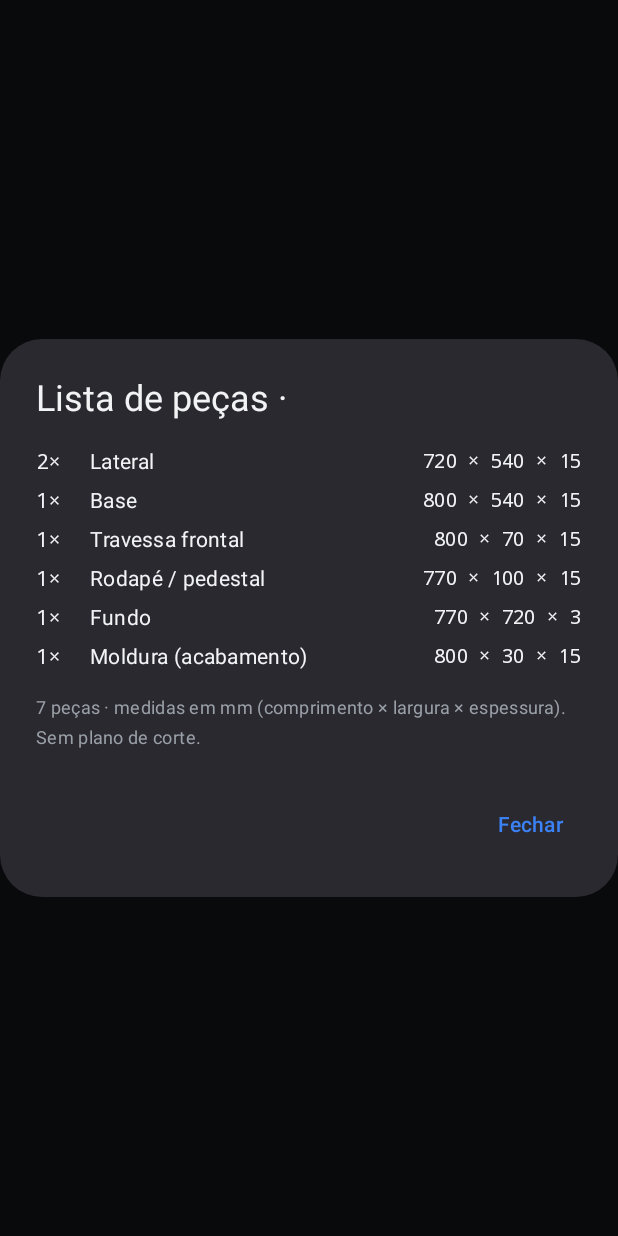
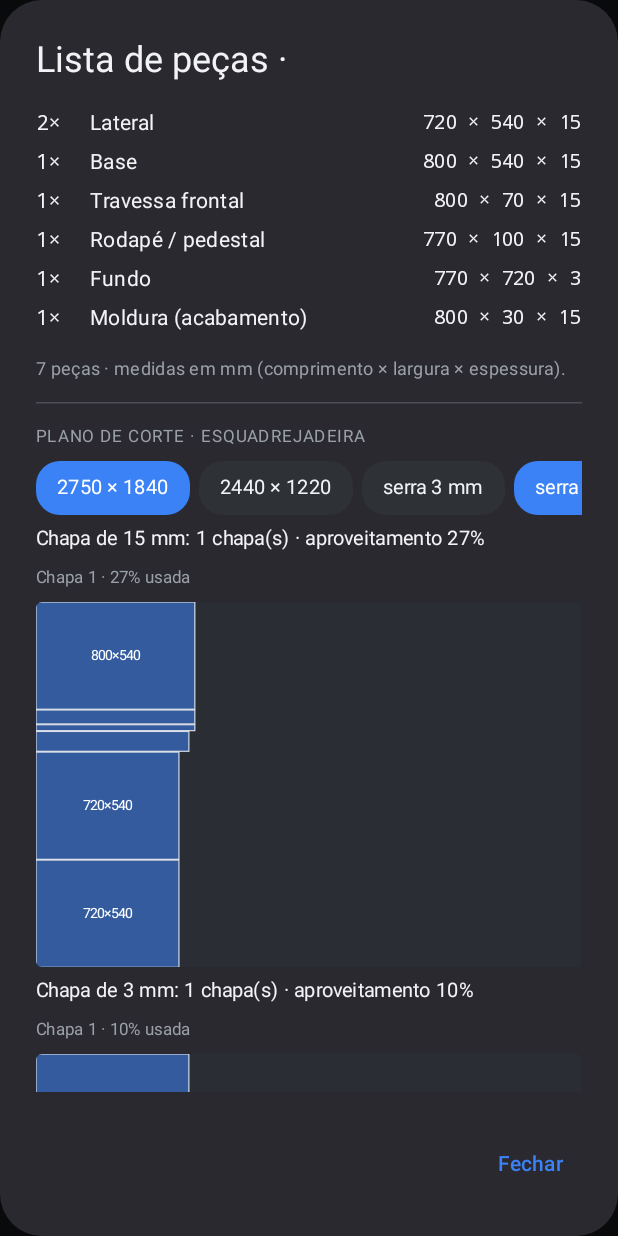
Before and after one commit to adautoaraujo414-pixel/Arqueiro-measure, an Android app built with Jetpack Compose: the composable CutListDialog called with empty values, on a phone screen of 412 x 824 dp. Run offline under Robolectric (Android 15) with nearby library versions, the phone set to English and light mode, and no system bars.

Commit message:
Plano de corte (esquadrejadeira, guilhotina) abaixo da lista de peças + compartilhar
Co-Authored-By: Claude Sonnet 5.5 <noreply@anthropic.com>
Claude-Session: https://claude.ai/code/session_01Noa3ayf9Ywp9ULBsZnRF2b

```diff
--- /dev/null
+++ b/app/src/main/java/br/com/arque/measure/logic/CutOptimizer.kt
@@ -0,0 +1,108 @@
+package br.com.arque.measure.logic
+
+import kotlin.math.max
+
+/**
+ * Plano de corte para esquadrejadeira: só cortes retos que atravessam o retângulo inteiro (guilhotina),
+ * descontando a espessura da serra. Sem CNC, sem furação. Lógica pura (JVM), medidas em mm.
+ */
+object CutOptimizer {
+    data class Piece(val label: String, val w: Double, val h: Double)
+
+    data class Placed(val label: String, val x: Double, val y: Double, val w: Double, val h: Double, val rotated: Boolean)
+
+    /** Um corte da serra: [vertical] = linha vertical na vista da chapa, [pos] a partir da origem do retângulo cortado. */
+    data class Cut(val step: Int, val vertical: Boolean, val pos: Double, val rectW: Double, val rectH: Double)
+
+    class Sheet(val w: Double, val h: Double) {
+        val placed = ArrayList<Placed>()
+        val cuts = ArrayList<Cut>()
+        internal val free = ArrayList<R>()
+        init { free += R(0.0, 0.0, w, h) }
+        val usedArea: Double get() = placed.sumOf { it.w * it.h }
+        val usage: Double get() = if (w * h <= 0.0) 0.0 else usedArea / (w * h)
+    }
+
+    internal data class R(val x: Double, val y: Double, val w: Double, val h: Double) {
+        val area get() = w * h
+    }
+
+    data class Result(val sheets: List<Sheet>, val tooBig: List<Piece>)
+
+    /**
+     * [pieces] já expandidas (uma entrada por peça). [kerf] = espessura da serra.
+     * [rotate] permite girar 90° (desligue se o veio da chapa importa).
+     */
+    fun run(pieces: List<Piece>, sheetW: Double, sheetH: Double, kerf: Double, rotate: Boolean): Result {
+        val sheets = ArrayList<Sheet>()
+        val tooBig = ArrayList<Piece>()
+        val sorted = pieces.filter { it.w > 0.0 && it.h > 0.0 }
+            .sortedWith(compareByDescending<Piece> { max(it.w, it.h) }.thenByDescending { it.w * it.h })
+        for (p in sorted) {
+            val fitsSheet = (p.w <= sheetW && p.h <= sheetH) || (rotate && p.h <= sheetW && p.w <= sheetH)
+            if (!fitsSheet) { tooBig += p; continue }
+            var best: Triple<Sheet, Int, Boolean>? = null
+            var bestScore = Double.MAX_VALUE
+            for (s in sheets) {
+                for ((i, f) in s.free.withIndex()) {
+                    for (rot in if (rotate) listOf(false, true) else listOf(false)) {
+                        val pw = if (rot) p.h else p.w
+                        val ph = if (rot) p.w else p.h
+                        if (pw <= f.w + 1e-6 && ph <= f.h + 1e-6) {
+                            val score = f.area - pw * ph
+                            if (score < bestScore) { bestScore = score; best = Triple(s, i, rot) }
+                        }
+                    }
+                }
+            }
+            if (best == null) {
+                val s = Sheet(sheetW, sheetH)
+                sheets += s
+                val rot = !(p.w <= sheetW && p.h <= sheetH)
+                best = Triple(s, 0, rot)
+            }
+            place(best.first, best.second, p, best.third, kerf)
+        }
+        return Result(sheets, tooBig)
+    }
+
+    private fun place(s: Sheet, idx: Int, p: Piece, rot: Boolean, kerf: Double) {
+        val f = s.free.removeAt(idx)
+        val pw = if (rot) p.h else p.w
+        val ph = if (rot) p.w else p.h
+        s.placed += Placed(p.label, f.x, f.y, pw, ph, rot)
+        val dw = f.w - pw
+        val dh = f.h - ph
+        // opção A: corta na vertical primeiro (faixa da largura da peça); opção B: na horizontal primeiro
+        val aRight = R(f.x + pw + kerf, f.y, f.w - pw - kerf, f.h)
+        val aBottom = R(f.x, f.y + ph + kerf, pw, f.h - ph - kerf)
+        val bBottom = R(f.x, f.y + ph + kerf, f.w, f.h - ph - kerf)
+        val bRight = R(f.x + pw + kerf, f.y, f.w - pw - kerf, ph)
+        fun big(vararg r: R) = r.filter { it.w > 0.5 && it.h > 0.5 }.maxOfOrNull { it.area } ?: 0.0
+        val useA = big(aRight, aBottom) >= big(bBottom, bRight)
+        val rects: List<R>
+        if (useA) {
+            if (dw > 1e-6) s.cuts += Cut(s.cuts.size + 1, true, pw, f.w, f.h)
+            if (dh > 1e-6) s.cuts += Cut(s.cuts.size + 1, false, ph, pw, f.h)
+            rects = listOf(aRight, aBottom)
+        } else {
+            if (dh > 1e-6) s.cuts += Cut(s.cuts.size + 1, false, ph, f.w, f.h)
+            if (dw > 1e-6) s.cuts += Cut(s.cuts.size + 1, true, pw, f.w, ph)
+            rects = listOf(bBottom, bRight)
+        }
+        // só guarda sobra utilizável (maior que a serra e ≥ 30 mm nos dois lados)
+        for (r in rects) if (r.w >= 30.0 && r.h >= 30.0) s.free += r
+    }
+
+    /** Aproveitamento total, de 0 a 1. */
+    fun totalUsage(r: Result): Double {
+        val area = r.sheets.sumOf { it.w * it.h }
+        return if (area <= 0.0) 0.0 else r.sheets.sumOf { it.usedArea } / area
+    }
+
+    /** Texto de cada corte, na ordem em que a serra deve passar. */
+    fun describeCut(c: Cut, fmt: (Double) -> String): String {
+        val dir = if (c.vertical) "vertical (mede ${fmt(c.pos)} a partir da esquerda)" else "horizontal (mede ${fmt(c.pos)} a partir de cima)"
+        return "${c.step}. Corte $dir na faixa ${fmt(c.rectW)} × ${fmt(c.rectH)}"
+    }
+}
--- a/app/src/main/java/br/com/arque/measure/ui/CabinetScreen.kt
+++ b/app/src/main/java/br/com/arque/measure/ui/CabinetScreen.kt
@@ -42,6 +42,7 @@ import androidx.compose.runtime.mutableFloatStateOf
 import androidx.compose.runtime.mutableStateOf
 import androidx.compose.runtime.remember
 import androidx.compose.runtime.rememberUpdatedState
+import androidx.compose.runtime.saveable.rememberSaveable
 import androidx.compose.runtime.setValue
 import androidx.compose.ui.Alignment
 import androidx.compose.ui.Modifier
@@ -50,6 +51,8 @@ import androidx.compose.ui.geometry.Offset
 import androidx.compose.ui.geometry.Size
 import androidx.compose.ui.graphics.Color
 import androidx.compose.ui.graphics.drawscope.Stroke
+import androidx.compose.ui.graphics.drawscope.drawIntoCanvas
+import androidx.compose.foundation.layout.aspectRatio
 import androidx.compose.ui.graphics.nativeCanvas
 import androidx.compose.ui.input.pointer.pointerInput
 import androidx.compose.ui.platform.LocalConfiguration
@@ -61,6 +64,7 @@ import androidx.compose.ui.window.Dialog
 import androidx.compose.ui.window.DialogProperties
 import br.com.arque.measure.AppViewModel
 import br.com.arque.measure.logic.CabinetMath
+import br.com.arque.measure.logic.CutOptimizer
 import br.com.arque.measure.logic.Units
 import br.com.arque.measure.model.CabObj
 import br.com.arque.measure.model.Cabinet
@@ -800,13 +804,13 @@ private fun CutListDialog(cab: Cabinet, name: String, onDismiss: () -> Unit) {
     AlertDialog(
         onDismissRequest = onDismiss,
         title = { Text("Lista de peças · $name") },
-        text = { Column(Modifier.verticalScroll(rememberScrollState())) { CutListBody(CabinetMath.cutList(cab)) } },
+        text = { Column(Modifier.verticalScroll(rememberScrollState())) { CutListBody(CabinetMath.cutList(cab), name) } },
         confirmButton = { TextButton(onClick = onDismiss) { Text("Fechar") } },
     )
 }
 
 @Composable
-private fun CutListBody(lines: List<CabinetMath.Line>) {
+private fun CutListBody(lines: List<CabinetMath.Line>, name: String = "Móvel") {
     Column(verticalArrangement = Arrangement.spacedBy(6.dp)) {
         lines.forEach { l ->
             Row(verticalAlignment = Alignment.CenterVertically) {
@@ -819,8 +823,82 @@ private fun CutListBody(lines: List<CabinetMath.Line>) {
             }
         }
         Text(
-            "${lines.sumOf { it.qty }} peças · medidas em mm (comprimento × largura × espessura). Sem plano de corte.",
+            "${lines.sumOf { it.qty }} peças · medidas em mm (comprimento × largura × espessura).",
             color = Ui.dim, fontSize = 12.sp, modifier = Modifier.padding(top = 8.dp),
         )
+        CutPlan(lines, name)
     }
 }
+
+private data class SheetPreset(val label: String, val w: Double, val h: Double)
+
+private val SHEET_PRESETS = listOf(SheetPreset("2750 × 1840", 2750.0, 1840.0), SheetPreset("2440 × 1220", 2440.0, 1220.0))
+
+/** Plano de corte compacto para esquadrejadeira (guilhotina), logo abaixo da lista de peças. */
+@Composable
+private fun CutPlan(lines: List<CabinetMath.Line>, name: String) {
+    var presetIdx by rememberSaveable { mutableIntStateOf(0) }
+    var kerf by rememberSaveable { mutableIntStateOf(4) }
+    var rotate by rememberSaveable { mutableStateOf(false) }
+    var showSteps by rememberSaveable { mutableStateOf(false) }
+    val preset = SHEET_PRESETS[presetIdx.coerceIn(0, SHEET_PRESETS.lastIndex)]
+    val ctx = androidx.compose.ui.platform.LocalContext.current
+    // uma entrada por peça física, agrupadas por espessura (15 mm e fundo 3 mm não dividem chapa)
+    val groups = lines.filter { it.cutL > 0.0 && it.cutW > 0.0 }.groupBy { it.esp }.toSortedMap(compareByDescending { it })
+    val results = groups.map { (esp, ls) ->
+        val pieces = ls.flatMap { l -> List(l.qty) { CutOptimizer.Piece("${l.kind.label}", l.cutL, l.cutW) } }
+        esp to CutOptimizer.run(pieces, preset.w, preset.h, kerf.toDouble(), rotate)
+    }
+    fun f(v: Double) = Units.formatNumber(v, LengthUnit.MM)
+    HorizontalDivider(color = Ui.dim.copy(alpha = 0.3f), modifier = Modifier.padding(vertical = 6.dp))
+    Label("Plano de corte · esquadrejadeira")
+    Row(horizontalArrangement = Arrangement.spacedBy(6.dp), modifier = Modifier.horizontalScroll(rememberScrollState())) {
+        SHEET_PRESETS.forEachIndexed { i, sp -> Chip(sp.label, presetIdx == i) { presetIdx = i } }
+        listOf(3, 4, 5).forEach { k -> Chip("serra $k mm", kerf == k) { kerf = k } }
+        Chip(if (rotate) "pode girar" else "veio fixo", rotate) { rotate = !rotate }
+    }
+    results.forEach { (esp, res) ->
+        val usage = (CutOptimizer.totalUsage(res) * 100).toInt()
+        Text("Chapa de ${f(esp)} mm: ${res.sheets.size} chapa(s) · aproveitamento $usage%", color = Ui.text, fontSize = 13.sp)
+        if (res.tooBig.isNotEmpty()) Text("Não cabe na chapa: " + res.tooBig.joinToString { "${it.label} ${f(it.w)}×${f(it.h)}" }, color = Color(0xFFFF7A7A), fontSize = 12.sp)
+        res.sheets.forEachIndexed { si, sh ->
+            Text("Chapa ${si + 1} · ${(sh.usage * 100).toInt()}% usada", color = Ui.dim, fontSize = 11.sp)
+            val ratio = (sh.h / sh.w).toFloat().coerceIn(0.3f, 1.2f)
+            Canvas(Modifier.fillMaxWidth().aspectRatio(1f / ratio).clip(RoundedCornerShape(4.dp)).background(Color(0xFF2A2D33))) {
+                val sc = size.width / sh.w.toFloat()
+                val paint = android.graphics.Paint(android.graphics.Paint.ANTI_ALIAS_FLAG).apply { color = android.graphics.Color.WHITE; textSize = 9.dp.toPx(); textAlign = android.graphics.Paint.Align.CENTER }
+                sh.placed.forEach { pc ->
+                    val l = pc.x.toFloat() * sc; val t = pc.y.toFloat() * sc; val w = pc.w.toFloat() * sc; val h = pc.h.toFloat() * sc
+                    drawRect(Color(0xFF3B82F6).copy(alpha = 0.55f), androidx.compose.ui.geometry.Offset(l, t), Size(w, h))
+                    drawRect(Color.White.copy(alpha = 0.8f), androidx.compose.ui.geometry.Offset(l, t), Size(w, h), style = Stroke(1.2f))
+                    if (w > 60.dp.toPx() && h > 22.dp.toPx()) drawIntoCanvas { c -> c.nativeCanvas.drawText("${f(pc.w)}×${f(pc.h)}", l + w / 2, t + h / 2 + paint.textSize / 3, paint) }
+                }
+            }
+        }
+    }
+    Row(verticalAlignment = Alignment.CenterVertically, horizontalArrangement = Arrangement.spacedBy(6.dp)) {
+        PillBtn(if (showSteps) "Esconder passo a passo" else "Passo a passo dos cortes") { showSteps = !showSteps }
+        PillBtn("Compartilhar") {
+            val sb = StringBuilder("$name\n\nLISTA DE PEÇAS (mm)\n")
+            lines.forEach { l -> sb.append("${l.qty}× ${l.kind.label}  ${f(l.cutL)} × ${f(l.cutW)} × ${f(l.esp)}\n") }
+            sb.append("\nPLANO DE CORTE · chapa ${preset.label} · serra $kerf mm · ${if (rotate) "pode girar" else "veio fixo"}\n")
+            results.forEach { (esp, res) ->
+                sb.append("\nChapa de ${f(esp)} mm: ${res.sheets.size} chapa(s)\n")
+                res.sheets.forEachIndexed { si, sh ->
+                    sb.append("Chapa ${si + 1}:\n")
+                    sh.cuts.forEach { sb.append("  " + CutOptimizer.describeCut(it, ::f) + "\n") }
+                }
+            }
+            sb.append("\nConfira as medidas antes de cortar.")
+            val i = android.content.Intent(android.content.Intent.ACTION_SEND).apply { type = "text/plain"; putExtra(android.content.Intent.EXTRA_TEXT, sb.toString()) }
+            ctx.startActivity(android.content.Intent.createChooser(i, "Compartilhar").addFlags(android.content.Intent.FLAG_ACTIVITY_NEW_TASK))
+        }
+    }
+    if (showSteps) results.forEach { (esp, res) ->
+        res.sheets.forEachIndexed { si, sh ->
+            Text("Chapa ${si + 1} (${f(esp)} mm)", color = Ui.text, fontSize = 12.sp)
+            sh.cuts.forEach { Text(CutOptimizer.describeCut(it, ::f), color = Ui.dim, fontSize = 12.sp) }
+        }
+    }
+    Text("Só cortes retos de ponta a ponta (guilhotina). Confira as medidas antes de cortar.", color = Ui.dim, fontSize = 11.sp)
+}
```
Also changed, not shown: 1 other file.
